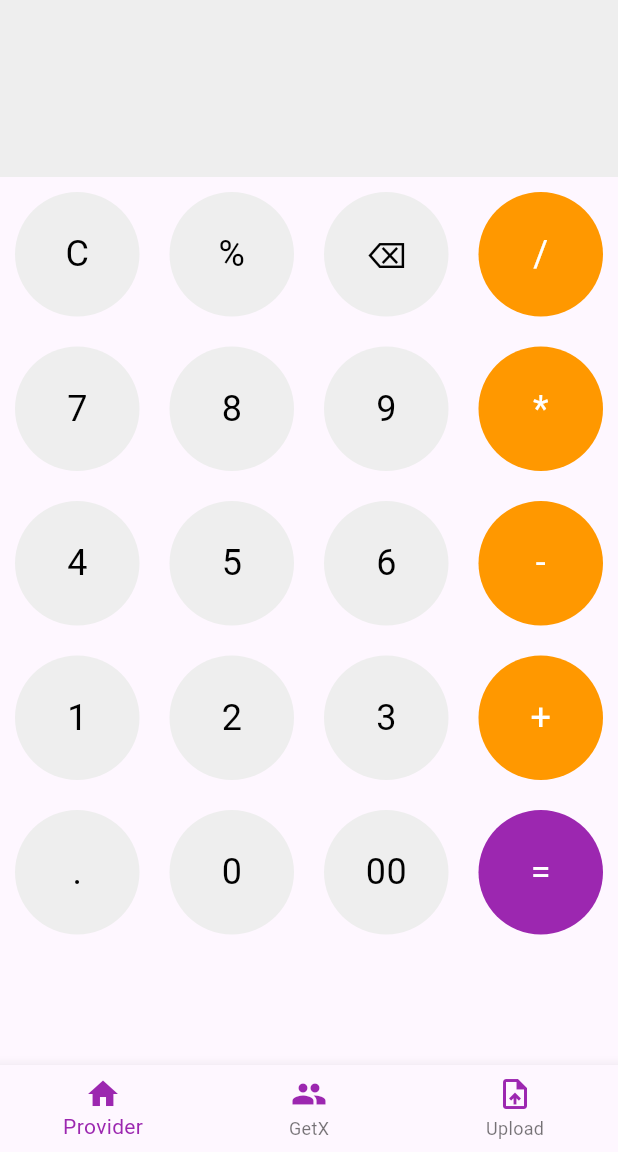
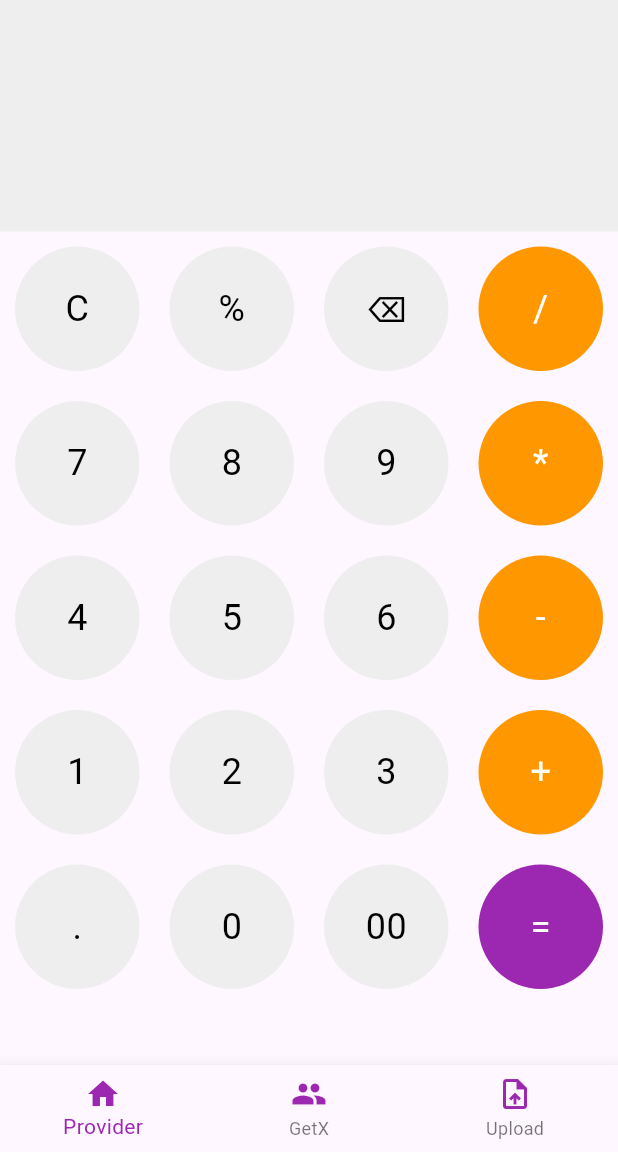
Before and after one commit to haritha-0207/calculator-project, a Flutter app: the screen it shows after launch, on a phone screen of 412 x 824 dp, the part 84-1236 px from its top. Run offline on Flutter 3.47's test engine with Material 3 defaults, Android fonts, the phone set to English and light mode, and no system bars; our stand-ins replace file_picker.

Commit message:
Initial commit This is calculator project

```diff
--- a/lib/main.dart
+++ b/lib/main.dart
@@ -114,7 +114,7 @@ class _CalculatorScreenState extends State<CalculatorScreen> {
         children: [
 
           Expanded(
-            flex:0,
+            flex:5,
             child: Container(
               color: Colors.grey[200],
               padding: EdgeInsets.symmetric(vertical:2, horizontal:2),
```
